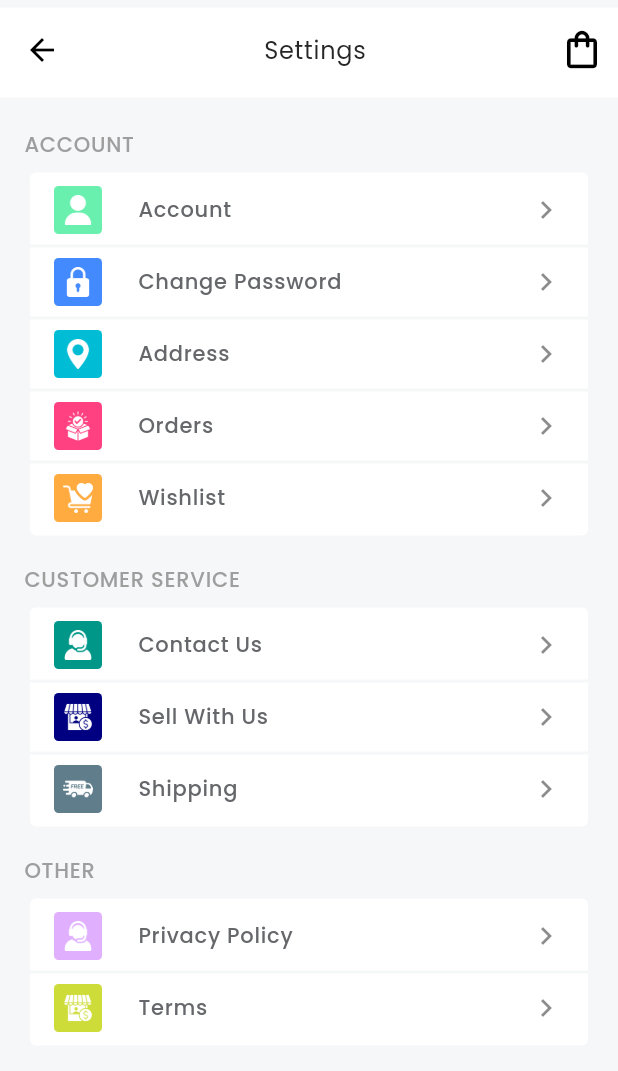
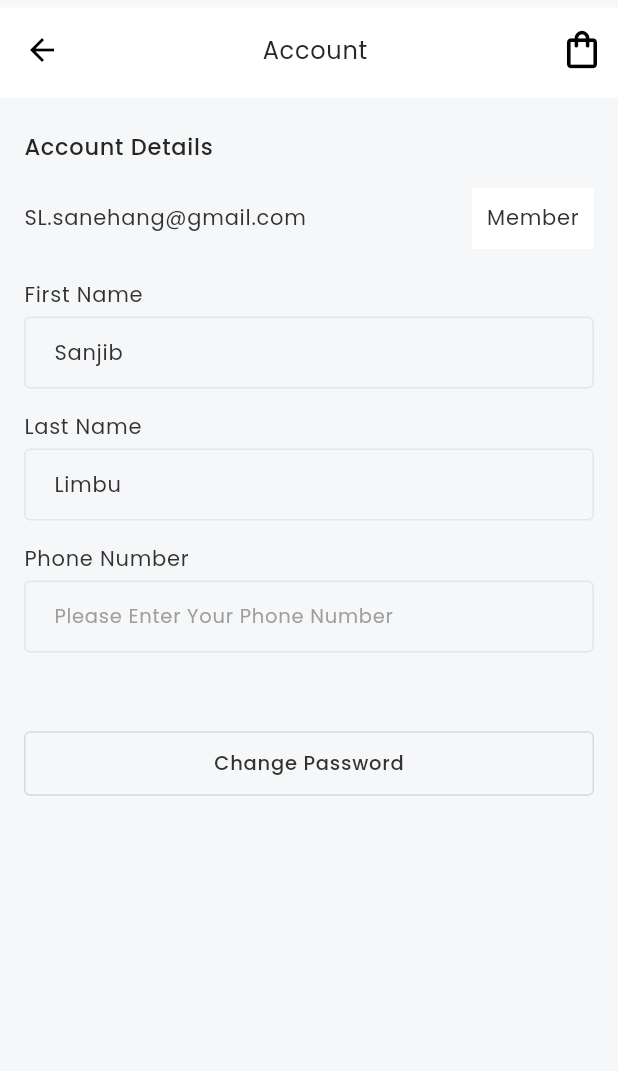
Before and after one commit to SanjibLimbu/ecommerce_app_flutter, a Flutter app: the screen it shows after launch, after a tap on "Account", on a phone screen of 412 x 824 dp. Shown: the top 1071 px of the screen. Run offline on Flutter 3.47's test engine with Material 2 defaults, Android fonts, the phone set to English and light mode, and no system bars; our stand-ins replace carousel_slider, flutter_rating_bar, smooth_page_indicator.

Commit message:
account details and change password page added

```diff
--- a/lib/main.dart
+++ b/lib/main.dart
@@ -1,6 +1,8 @@
 import 'package:ecommerce_app/screens/Product/product_detail_page.dart';
 import 'package:ecommerce_app/screens/SignUp/signup_screen.dart';
 import 'package:ecommerce_app/screens/login/login_screen.dart';
+import 'package:ecommerce_app/screens/settings/Account/account_page.dart';
+import 'package:ecommerce_app/screens/settings/Change%20Password/change_password.dart';
 import 'package:ecommerce_app/screens/shop/shop.dart';
 import 'package:ecommerce_app/screens/home/home_page.dart';
 import 'package:ecommerce_app/screens/settings/setting_page.dart';
@@ -29,6 +31,8 @@ class EcommerceApp extends StatelessWidget {
         'signup_screen': (context) => const SignUpScreen(),
         'product_detail_page': (context) => const ProductDetailPage(),
         'setting_screen': (context) => SettingPage(),
+        'account_screen': (context) =>  AccountScreen(),
+        'change_password': (context) => ChangePassword()
       },
     );
   }
--- a/lib/screens/login/login_form.dart
+++ b/lib/screens/login/login_form.dart
@@ -33,7 +33,7 @@ class LogInForm extends StatelessWidget {
                 color: primaryColor,
               ),
             ),
-            TextFieldCustom(
+            const TextFieldCustom(
               hintText: 'Please Enter Your Password',
             ),
             const SizedBox(
--- /dev/null
+++ b/lib/screens/settings/Account/account_page.dart
@@ -0,0 +1,137 @@
+import 'package:ecommerce_app/constants/color.dart';
+
+import 'package:ecommerce_app/constants/style.dart';
+import 'package:ecommerce_app/screens/drawer/cart/cart_drawer.dart';
+import 'package:ecommerce_app/screens/settings/btn.dart';
+import 'package:ecommerce_app/widgets/mimi_app_bar.dart';
+import 'package:ecommerce_app/widgets/text_field.dart';
+import 'package:flutter/material.dart';
+
+class AccountScreen extends StatelessWidget {
+  AccountScreen({super.key});
+  final GlobalKey<ScaffoldState> _scaffoldKeyCart = GlobalKey<ScaffoldState>();
+
+  @override
+  Widget build(BuildContext context) {
+    return Scaffold(
+      backgroundColor: bgColor,
+      extendBodyBehindAppBar: true,
+      appBar: PreferredSize(
+        preferredSize: const Size.fromHeight(70),
+        child: MimiAppBar(
+          scaffoldKeyCart: _scaffoldKeyCart,
+          titleAppbar: Center(
+            child: Text(
+              'Account',
+              style: textStyle.copyWith(
+                color: textColor,
+                fontSize: 16,
+              ),
+            ),
+          ),
+        ),
+      ),
+      key: _scaffoldKeyCart,
+      endDrawer: const CartDrawer(),
+      body: SafeArea(
+        child: Padding(
+          padding: const EdgeInsets.symmetric(
+            horizontal: 16,
+          ),
+          child: SingleChildScrollView(
+            child: Column(
+              crossAxisAlignment: CrossAxisAlignment.start,
+              children: [
+                const SizedBox(
+                  height: 16,
+                ),
+                Text(
+                  'Account Details',
+                  style: textStyle.copyWith(
+                    fontSize: 15,
+                    color: textColor,
+                    fontWeight: FontWeight.w500,
+                  ),
+                ),
+                const SizedBox(
+                  height: 16,
+                ),
+                Row(
+                  mainAxisAlignment: MainAxisAlignment.spaceBetween,
+                  children: [
+                    Text(
+                      "SL.sanehang@gmail.com",
+                      style: textStyle.copyWith(
+                        color: primaryColor,
+                      ),
+                    ),
+                    Container(
+                      color: Colors.white,
+                      padding: const EdgeInsets.all(10),
+                      child: Text(
+                        "Member",
+                        style: textStyle.copyWith(
+                          color: primaryColor,
+                        ),
+                      ),
+                    )
+                  ],
+                ),
+                const SizedBox(
+                  height: 20,
+                ),
+                Text(
+                  "First Name",
+                  style: textStyle.copyWith(
+                    color: primaryColor,
+                  ),
+                ),
+                const SizedBox(
+                  height: 4,
+                ),
+                const TextFieldCustom(
+                  initialValue: 'Sanjib',
+                ),
+                const SizedBox(
+                  height: 15,
+                ),
+                Text(
+                  "Last Name",
+                  style: textStyle.copyWith(
+                    color: primaryColor,
+                  ),
+                ),
+                const SizedBox(
+                  height: 4,
+                ),
+                const TextFieldCustom(
+                  initialValue: 'Limbu',
+                ),
+                const SizedBox(
+                  height: 15,
+                ),
+                Text(
+                  "Phone Number",
+                  style: textStyle.copyWith(
+                    color: primaryColor,
+                  ),
+                ),
+                const SizedBox(
+                  height: 4,
+                ),
+                const TextFieldCustom(
+                  initialValue: '',
+                  hintText: 'Please Enter Your Phone Number',
+                ),
+                const SizedBox(
+                  height: 50,
+                ),
+                const ButtonSave(),
+              ],
+            ),
+          ),
+        ),
+      ),
+    );
+  }
+}
--- /dev/null
+++ b/lib/screens/settings/btn.dart
@@ -0,0 +1,34 @@
+import 'package:ecommerce_app/constants/color.dart';
+import 'package:ecommerce_app/constants/style.dart';
+import 'package:flutter/material.dart';
+
+class ButtonSave extends StatelessWidget {
+  const ButtonSave({
+    Key? key,
+  }) : super(key: key);
+
+  @override
+  Widget build(BuildContext context) {
+    return OutlinedButton(
+      style: OutlinedButton.styleFrom(
+        minimumSize: const Size(
+          double.infinity,
+          41.6,
+        ),
+        padding: const EdgeInsets.symmetric(
+          vertical: 12,
+          horizontal: 20,
+        ),
+      ),
+      onPressed: () {},
+      child: Text(
+        'Change Password',
+        style: textStyle.copyWith(
+          color: primaryColor,
+          fontSize: 13,
+          fontWeight: FontWeight.w500,
+        ),
+      ),
+    );
+  }
+}
--- a/lib/screens/settings/other_card.dart
+++ b/lib/screens/settings/other_card.dart
@@ -31,7 +31,7 @@ class OtherCard extends StatelessWidget {
               children: [
                 SettingTabWidget(
                   color: const Color(0xffE0b0FF),
-                  icon: 'assets/images/customer-service.png',
+                  icon: 'assets/images/privacy-policy.png',
                   onPressed: () {},
                   tabTitle: 'Privacy Policy',
                 ),
@@ -41,7 +41,7 @@ class OtherCard extends StatelessWidget {
                 ),
                 SettingTabWidget(
                   color: Colors.lime,
-                  icon: 'assets/images/merchant.png',
+                  icon: 'assets/images/terms.png',
                   onPressed: () {},
                   tabTitle: 'Terms',
                 ),
--- a/lib/screens/settings/setting_page.dart
+++ b/lib/screens/settings/setting_page.dart
@@ -1,4 +1,5 @@
 import 'package:ecommerce_app/constants/color.dart';
+
 import 'package:ecommerce_app/constants/style.dart';
 import 'package:ecommerce_app/screens/drawer/cart/cart_drawer.dart';
 import 'package:ecommerce_app/screens/settings/account_card.dart';
@@ -8,8 +9,9 @@ import 'package:ecommerce_app/widgets/mimi_app_bar.dart';
 import 'package:flutter/material.dart';
 
 class SettingPage extends StatelessWidget {
-  SettingPage({super.key});
+   SettingPage({super.key});
   final GlobalKey<ScaffoldState> _scaffoldKeyCart = GlobalKey<ScaffoldState>();
+
 
   @override
   Widget build(BuildContext context) {
--- a/lib/screens/settings/setting_tab.dart
+++ b/lib/screens/settings/setting_tab.dart
@@ -4,7 +4,7 @@ import 'package:flutter/material.dart';
 class SettingTabWidget extends StatelessWidget {
   final Color color;
   final String tabTitle;
-  final Function onPressed;
+  final void Function()?onPressed;
   final String icon;
   const SettingTabWidget({
     Key? key,
@@ -17,7 +17,7 @@ class SettingTabWidget extends StatelessWidget {
   @override
   Widget build(BuildContext context) {
     return GestureDetector(
-      onTap: () {},
+      onTap:onPressed,
       child: ListTile(
         dense: true,
         minVerticalPadding: 0,
--- a/lib/screens/shop/shop.dart
+++ b/lib/screens/shop/shop.dart
@@ -18,7 +18,7 @@ class ShopScreen extends StatefulWidget {
 }
 
 class _ShopScreenState extends State<ShopScreen> {
-  final GlobalKey<ScaffoldState> _scaffoldKeyCart = GlobalKey<ScaffoldState>();
+  final GlobalKey<ScaffoldState> scaffoldKeyCart = GlobalKey<ScaffoldState>();
   @override
   Widget build(BuildContext context) {
     return Scaffold(
@@ -26,14 +26,14 @@ class _ShopScreenState extends State<ShopScreen> {
       appBar: PreferredSize(
         preferredSize: const Size.fromHeight(70),
         child: MimiAppBar(
-          scaffoldKeyCart: _scaffoldKeyCart,
+          scaffoldKeyCart: scaffoldKeyCart,
           titleAppbar: TextFieldCustom(
             hintText: 'Search Products',
           ),
         ),
       ),
       backgroundColor: bgColor,
-      key: _scaffoldKeyCart,
+      key: scaffoldKeyCart,
       endDrawer: const CartDrawer(),
       body: SafeArea(
         child: Column(
--- a/lib/widgets/mimi_app_bar.dart
+++ b/lib/widgets/mimi_app_bar.dart
@@ -5,10 +5,10 @@ class MimiAppBar extends StatelessWidget {
     Key? key,
     required this.titleAppbar,
     required GlobalKey<ScaffoldState> scaffoldKeyCart,
-  })  : _scaffoldKeyCart = scaffoldKeyCart,
+  })  : scaffoldKeyCart = scaffoldKeyCart,
         super(key: key);
 
-  final GlobalKey<ScaffoldState> _scaffoldKeyCart;
+  final GlobalKey<ScaffoldState> scaffoldKeyCart;
   final titleAppbar;
 
   @override
@@ -32,7 +32,7 @@ class MimiAppBar extends StatelessWidget {
         title: titleAppbar,
         actions: [
           IconButton(
-            onPressed: () => _scaffoldKeyCart.currentState?.openEndDrawer(),
+            onPressed: () => scaffoldKeyCart.currentState?.openEndDrawer(),
             icon: const Icon(
               Icons.shopping_bag_outlined,
               size: 30,
--- a/lib/widgets/text_field.dart
+++ b/lib/widgets/text_field.dart
@@ -1,17 +1,22 @@
+import 'package:ecommerce_app/constants/color.dart';
+import 'package:ecommerce_app/constants/style.dart';
 import 'package:flutter/material.dart';
 
 class TextFieldCustom extends StatelessWidget {
   final String hintText;
   final int maxline;
-  const TextFieldCustom({
-    Key? key,
-    required this.hintText,
-    this.maxline=1,
-  }) : super(key: key);
+  final String initialValue;
+  const TextFieldCustom(
+      {Key? key, this.hintText = '', this.maxline = 1, this.initialValue = ''})
+      : super(key: key);
 
   @override
   Widget build(BuildContext context) {
     return TextFormField(
+      style: textStyle.copyWith(
+        color: primaryColor,
+      ),
+      initialValue: initialValue,
       keyboardType: TextInputType.multiline,
       maxLines: maxline,
       decoration: InputDecoration(
```
Also changed, not shown: lib/screens/settings/Change Password/change_password.dart (added, +100 -0 lines), lib/screens/settings/account_card.dart (+7 -3 lines), assets/images/privacy-policy.png (added), assets/images/terms.png (added).
